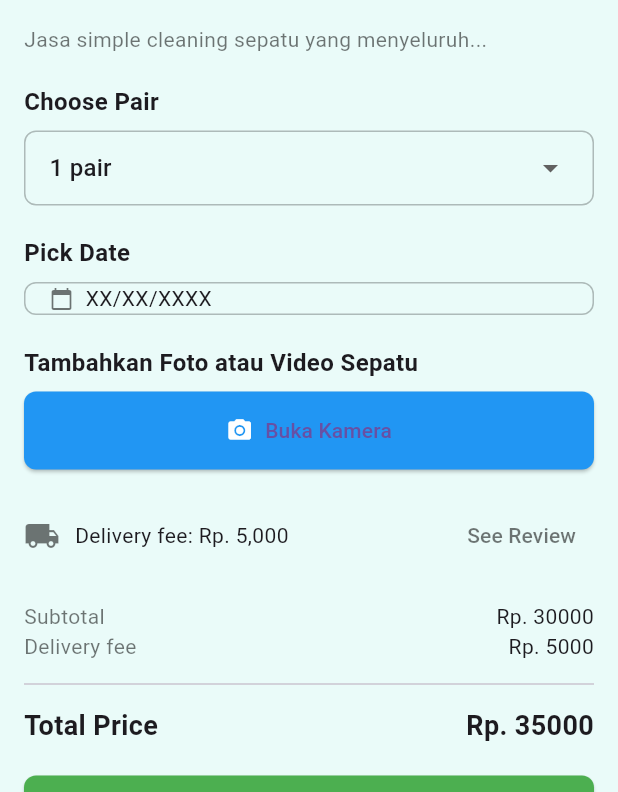
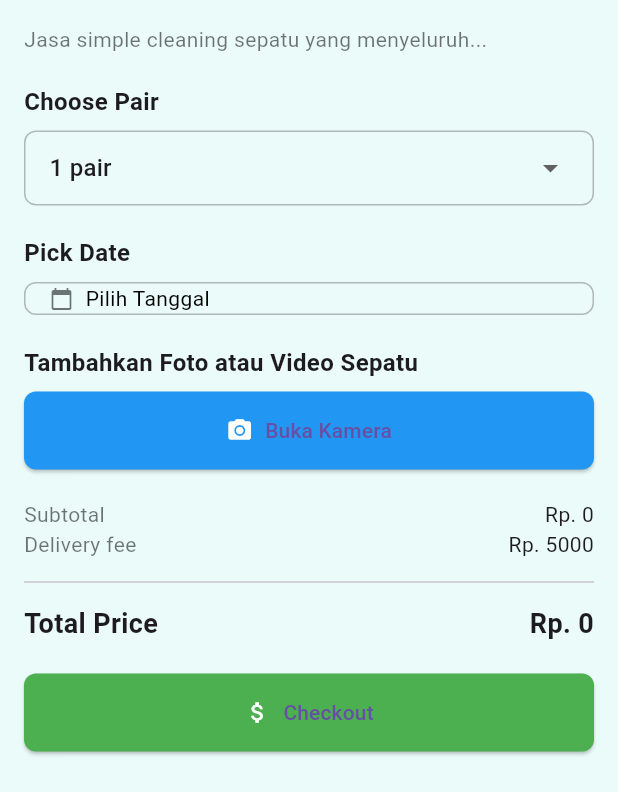
Before and after one commit to monelarico/perbaikan_tampilan, a Flutter app: the SimpleCleaningView screen opened by its route, on a phone screen of 412 x 824 dp, the part 444-1236 px from its top. Run offline on Flutter 3.47's test engine with Material 3 defaults, Android fonts, the phone set to English and light mode, and no system bars; our stand-ins replace audioplayers, cloud_firestore, connectivity_plus, firebase_auth, firebase_core, firebase_messaging and 11 more; accounts and stored records are empty.

Commit message:
change route, binding, controller for simple cleaning

```diff
--- a/lib/Routes/routes.dart
+++ b/lib/Routes/routes.dart
@@ -8,6 +8,7 @@ import 'package:klinik_shoes_project/module/categories_page/view/one_day_order_v
 import 'package:klinik_shoes_project/module/categories_page/view/simple_cleaning_view.dart';
 import 'package:klinik_shoes_project/module/categories_page/view/whitening_treatment_view.dart';
 import 'package:klinik_shoes_project/module/categories_page/view/woman_shoes_view.dart';
+import 'package:klinik_shoes_project/module/categories_page/binding/simple_cleaning_binding.dart';
 import 'package:klinik_shoes_project/module/history_page/view/history_page_view.dart';
 import 'package:klinik_shoes_project/module/login_page/view/login_page_view.dart';
 import 'package:klinik_shoes_project/module/profile_page/view/profile_page.dart';
@@ -64,7 +65,11 @@ class AppRoutes {
       }),
     ),
     GetPage(page: () => CartPage(), name: cart),
-    GetPage(page: () => SimpleCleaningView(), name: simple_cleaning),
+    GetPage(
+    page: () => SimpleCleaningView(),
+    name: simple_cleaning,
+    binding: SimpleCleaningBinding(),  // Menambahkan binding di sini
+  ),
     GetPage(page: () => DeepCleaningView(), name: deep_cleaning),
     GetPage(page: () => ChangeColorView(), name: change_color),
     GetPage(page: () => LeatherCleaningView(), name: leather_cleaning),
--- a/lib/main.dart
+++ b/lib/main.dart
@@ -1,8 +1,8 @@
 import 'package:firebase_core/firebase_core.dart';
 import 'package:flutter/material.dart';
 import 'package:get/get.dart' as getX;
-import 'package:klinik_shoes_project/core.dart';  // Update your core imports accordingly
-import 'depedency_injection.dart'; // Import your connection binding
+import 'package:klinik_shoes_project/core.dart';
+import 'depedency_injection.dart';
 
 void main() async {
   WidgetsFlutterBinding.ensureInitialized();
--- /dev/null
+++ b/lib/module/categories_page/binding/simple_cleaning_binding.dart
@@ -0,0 +1,9 @@
+import 'package:get/get.dart';
+import 'package:klinik_shoes_project/module/categories_page/controllers/simple_cleaning_controller.dart';
+
+class SimpleCleaningBinding extends Bindings {
+  @override
+  void dependencies() {
+    Get.lazyPut<SimpleCleaningController>(() => SimpleCleaningController());
+  }
+}
--- /dev/null
+++ b/lib/module/categories_page/controllers/simple_cleaning_controller.dart
@@ -0,0 +1,52 @@
+
+import 'package:get/get.dart';
+import 'package:cloud_firestore/cloud_firestore.dart';
+import 'package:klinik_shoes_project/service/notification/NotificationService.dart';
+
+class SimpleCleaningController extends GetxController {
+  final FirebaseFirestore firestore = FirebaseFirestore.instance;
+  final NotificationService _notificationService = NotificationService();
+
+  RxString selectedPair = "1 pair".obs;
+  RxString selectedDate = "Pilih Tanggal".obs;
+  RxInt subtotal = 0.obs;
+  RxInt totalPrice = 0.obs;
+
+  final int pricePerPair = 30000;
+  final int deliveryFee = 5000;
+
+  List<String> pairOptions = ["1 pair", "2 pair", "3 pair"];
+
+  void onPairChanged(String? value) {
+    selectedPair.value = value!;
+    calculateSubtotal();
+  }
+
+  void calculateSubtotal() {
+    int quantity = int.parse(selectedPair.value.split(" ")[0]);
+    subtotal.value = quantity * pricePerPair;
+    totalPrice.value = subtotal.value + deliveryFee;
+  }
+
+  Future<void> checkout() async {
+    try {
+      await firestore.collection("orders").add({
+        "pair": selectedPair.value,
+        "date": selectedDate.value,
+        "subtotal": subtotal.value,
+        "totalPrice": totalPrice.value,
+        "deliveryFee": deliveryFee,
+        "createdAt": FieldValue.serverTimestamp(),
+      });
+      Get.snackbar("Success", "Order berhasil disimpan!");
+    } catch (e) {
+      Get.snackbar("Error", "Gagal menyimpan order: $e");
+      print("Error during checkout: $e");  // For debug purposes
+    }
+  }
+
+  void onBackPressed() {
+    _notificationService.showDelayedNotification();
+    Get.back();
+  }
+}
--- a/lib/module/categories_page/view/simple_cleaning_view.dart
+++ b/lib/module/categories_page/view/simple_cleaning_view.dart
@@ -1,46 +1,27 @@
 import 'package:flutter/material.dart';
-import 'package:get/get.dart' as getX;
-import 'package:klinik_shoes_project/core.dart';
-import 'package:klinik_shoes_project/service/notification/NotificationService.dart';
-import 'package:cloud_firestore/cloud_firestore.dart';
+import 'package:get/get.dart';
 import 'package:klinik_shoes_project/module/camerapage/view/camerapage_view.dart';
+import 'package:klinik_shoes_project/module/categories_page/controllers/simple_cleaning_controller.dart';
 
-class SimpleCleaningView extends StatefulWidget {
-  @override
-  _SimpleCleaningViewState createState() => _SimpleCleaningViewState();
-}
 
-class _SimpleCleaningViewState extends State<SimpleCleaningView> {
-  final NotificationService _notificationService = NotificationService();
-  final FirebaseFirestore _firestore = FirebaseFirestore.instance;
 
-  // Define variables for quantity, date, and total price
-  String? _selectedPair = '1 pair';
-  String? _selectedDate = 'XX/XX/XXXX';
-  int _quantity = 1;
-  int _pricePerPair = 30000;
-  int _deliveryFee = 5000;
-
-  // Compute subtotal and total dynamically
-  int get _subtotal => _quantity * _pricePerPair;
-  int get _totalPrice => _subtotal + _deliveryFee;
+class SimpleCleaningView extends StatelessWidget {
+  final controller = Get.find<SimpleCleaningController>();
 
   @override
   Widget build(BuildContext context) {
     return Scaffold(
-      backgroundColor: Color(0xFFEAFBF9), // Background warna hijau muda
+      backgroundColor: const Color(0xFFEAFBF9), // Background warna hijau muda
       appBar: AppBar(
         elevation: 0,
         backgroundColor: Colors.transparent,
         leading: IconButton(
-          icon: Icon(Icons.arrow_back, color: Colors.black),
-          onPressed: () {
-            _onBackPressed();
-          },
+          icon: const Icon(Icons.arrow_back, color: Colors.black),
+          onPressed: controller.onBackPressed,
         ),
         actions: [
           IconButton(
-            icon: Icon(Icons.shopping_cart, color: Colors.black),
+            icon: const Icon(Icons.shopping_cart, color: Colors.black),
             onPressed: () {},
           ),
         ],
@@ -51,36 +32,36 @@ class _SimpleCleaningViewState extends State<SimpleCleaningView> {
           child: Column(
             crossAxisAlignment: CrossAxisAlignment.start,
             children: [
-              Text(
+              const Text(
                 "Simple Cleaning",
                 style: TextStyle(
                   fontSize: 24,
                   fontWeight: FontWeight.bold,
                 ),
               ),
-              SizedBox(height: 10),
+              const SizedBox(height: 10),
               Container(
                 width: double.infinity,
                 height: 180,
                 decoration: BoxDecoration(
                   borderRadius: BorderRadius.circular(12.0),
-                  image: DecorationImage(
+                  image: const DecorationImage(
                     image: AssetImage('asset/simple_cleaning_logo.png'),
                     fit: BoxFit.cover,
                   ),
                 ),
               ),
-              SizedBox(height: 16),
-              Text(
+              const SizedBox(height: 16),
+              const Text(
                 "Jasa simple cleaning sepatu yang menyeluruh...",
                 style: TextStyle(fontSize: 14, color: Colors.black54),
               ),
-              SizedBox(height: 20),
-              Text("Choose Pair",
+              const SizedBox(height: 20),
+              const Text("Choose Pair",
                   style: TextStyle(fontSize: 16, fontWeight: FontWeight.bold)),
-              SizedBox(height: 8),
-              Container(
-                padding: EdgeInsets.symmetric(horizontal: 16.0),
+              const SizedBox(height: 8),
+              Obx(() => Container(
+                    padding: const EdgeInsets.symmetric(horizontal: 16.0),
                     decoration: BoxDecoration(
                       border: Border.all(color: Colors.black26),
                       borderRadius: BorderRadius.circular(8.0),
@@ -88,42 +69,40 @@ class _SimpleCleaningViewState extends State<SimpleCleaningView> {
                     child: DropdownButtonHideUnderline(
                       child: DropdownButton<String>(
                         isExpanded: true,
-                    value: _selectedPair,
-                    items: [
-                      DropdownMenuItem(value: '1 pair', child: Text('1 pair')),
-                      DropdownMenuItem(value: '2 pair', child: Text('2 pair')),
-                      DropdownMenuItem(value: '3 pair', child: Text('3 pair')),
-                    ],
-                    onChanged: (value) {
-                      setState(() {
-                        _selectedPair = value;
-                        _quantity = int.parse(value!.split(' ')[0]);
-                      });
-                    },
+                        value: controller.selectedPair.value,
+                        items: controller.pairOptions
+                            .map((pair) =>
+                                DropdownMenuItem(value: pair, child: Text(pair)))
+                            .toList(),
+                        onChanged: controller.onPairChanged,
                       ),
                     ),
-              ),
-              SizedBox(height: 20),
-              Text("Pick Date",
+                  )),
+              const SizedBox(height: 20),
+              const Text("Pick Date",
                   style: TextStyle(fontSize: 16, fontWeight: FontWeight.bold)),
-              SizedBox(height: 8),
-              Container(
-                padding: EdgeInsets.symmetric(horizontal: 16.0),
+              const SizedBox(height: 8),
+              Obx(() => Container(
+                    padding: const EdgeInsets.symmetric(horizontal: 16.0),
                     decoration: BoxDecoration(
                       border: Border.all(color: Colors.black26),
                       borderRadius: BorderRadius.circular(8.0),
                     ),
                     child: Row(
                       children: [
-                    Icon(Icons.calendar_today, size: 16, color: Colors.black54),
-                    SizedBox(width: 8),
+                        const Icon(Icons.calendar_today,
+                            size: 16, color: Colors.black54),
+                        const SizedBox(width: 8),
                         InkWell(
-                      onTap: _pickDate,
-                      child: Text(_selectedDate!),
+                          onTap: controller.selectedDate,
+                          child: Text(
+                            controller.selectedDate.value,
+                            style: const TextStyle(color: Colors.black),
+                          ),
                         ),
                       ],
                     ),
-              ),
+                  )),
               SizedBox(height: 20),
               Text("Tambahkan Foto atau Video Sepatu",
                   style: TextStyle(fontSize: 16, fontWeight: FontWeight.bold)),
@@ -132,7 +111,7 @@ class _SimpleCleaningViewState extends State<SimpleCleaningView> {
                 width: double.infinity,
                 child: ElevatedButton.icon(
                   onPressed: () {
-                    getX.Get.to(() => CameraPageView());
+                    Get.to(() => CameraPageView());
                   },
                   icon: Icon(Icons.camera_alt, color: Colors.white),
                   label: Text("Buka Kamera"),
@@ -145,58 +124,53 @@ class _SimpleCleaningViewState extends State<SimpleCleaningView> {
                   ),
                 ),
               ),
-              SizedBox(height: 20),
-              Row(
+              const SizedBox(height: 20),
+              Obx(() => Column(
+                    crossAxisAlignment: CrossAxisAlignment.start,
                     children: [
-                  Icon(Icons.local_shipping, color: Colors.black54),
-                  SizedBox(width: 10),
-                  Text('Delivery fee: Rp. 5,000'),
-                  Spacer(),
-                  TextButton(
-                    onPressed: () {},
-                    child: Text('See Review',
-                        style: TextStyle(color: Colors.black54)),
-                  ),
-                ],
-              ),
-              SizedBox(height: 20),
                       Row(
                         mainAxisAlignment: MainAxisAlignment.spaceBetween,
                         children: [
-                  Text("Subtotal", style: TextStyle(color: Colors.black54)),
-                  Text("Rp. $_subtotal"),
+                          const Text("Subtotal",
+                              style: TextStyle(color: Colors.black54)),
+                          Text("Rp. ${controller.subtotal.value}"),
                         ],
                       ),
                       Row(
                         mainAxisAlignment: MainAxisAlignment.spaceBetween,
                         children: [
-                  Text("Delivery fee", style: TextStyle(color: Colors.black54)),
-                  Text("Rp. $_deliveryFee"),
+                          const Text("Delivery fee",
+                              style: TextStyle(color: Colors.black54)),
+                          Text("Rp. ${controller.deliveryFee}"),
                         ],
                       ),
-              Divider(height: 30, thickness: 1),
+                      const Divider(height: 30, thickness: 1),
                       Row(
                         mainAxisAlignment: MainAxisAlignment.spaceBetween,
                         children: [
-                  Text(
+                          const Text(
                             "Total Price",
-                    style: TextStyle(fontWeight: FontWeight.bold, fontSize: 18),
+                            style: TextStyle(
+                                fontWeight: FontWeight.bold, fontSize: 18),
                           ),
                           Text(
-                    "Rp. $_totalPrice",
-                    style: TextStyle(fontWeight: FontWeight.bold, fontSize: 18),
+                            "Rp. ${controller.totalPrice.value}",
+                            style: const TextStyle(
+                                fontWeight: FontWeight.bold, fontSize: 18),
                           ),
                         ],
                       ),
+                    ],
+                  )),
               SizedBox(height: 20),
               Container(
                 width: double.infinity,
               child: ElevatedButton.icon(
-                  onPressed: _saveOrderToFirebase,
-                  icon: Icon(Icons.attach_money, color: Colors.white),
-                  label: Text("Checkout"),
+                onPressed: controller.checkout,
+                icon: const Icon(Icons.attach_money, color: Colors.white),
+                label: const Text("Checkout"),
                 style: ElevatedButton.styleFrom(
-                    padding: EdgeInsets.symmetric(vertical: 16.0),
+                  padding: const EdgeInsets.symmetric(vertical: 16.0),
                   backgroundColor: Colors.green,
                   shape: RoundedRectangleBorder(
                     borderRadius: BorderRadius.circular(8.0),
@@ -210,39 +184,4 @@ class _SimpleCleaningViewState extends State<SimpleCleaningView> {
       ),
     );
   }
-
-  // Date picker function
-  Future<void> _pickDate() async {
-    DateTime? picked = await showDatePicker(
-      context: context,
-      initialDate: DateTime.now(),
-      firstDate: DateTime(2000),
-      lastDate: DateTime(2101),
-    );
-    if (picked != null) {
-      setState(() {
-        _selectedDate = "${picked.day}/${picked.month}/${picked.year}";
-      });
 }
-  }
-
-  // Save order to Firebase
-  Future<void> _saveOrderToFirebase() async {
-    try {
-      await _firestore.collection('orders').add({
-        'date': _selectedDate,
-        'jumlah': _quantity.toString(),
-        'total_harga': _totalPrice.toString(),
-      });
-      getX.Get.snackbar("Success", "Order saved successfully!");
-    } catch (e) {
-      getX.Get.snackbar("Error", "Failed to save order.");
-    }
-  }
-
-  // Back button function
-  void _onBackPressed() {
-    getX.Get.to(HomePageView(controller: HomePageController()));
-    _notificationService.showDelayedNotification();
-  }
-}
```
Lines whose indentation alone changed are shown as unchanged.
